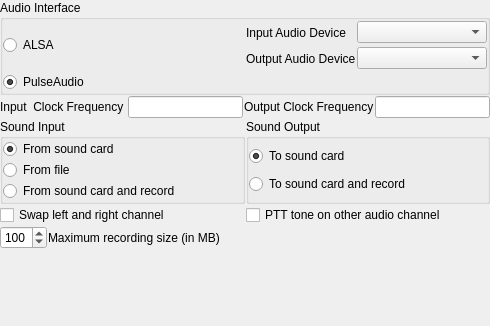
First picture: the form in src/config/soundconfig.ui, repository ON4QZ/QSSTV, before the edit.
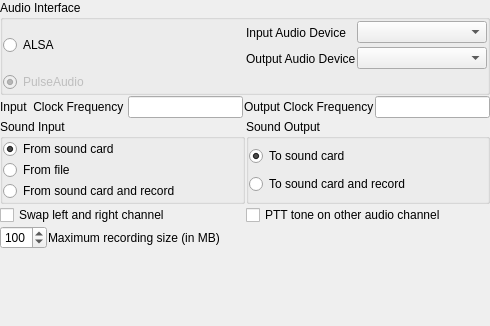
Second picture: the form after the edit.

What changed in the file:
```diff
--- a/src/config/soundconfig.ui
+++ b/src/config/soundconfig.ui
@@ -120,6 +120,9 @@
       </item>
       <item>
        <widget class="QRadioButton" name="pulseRadioButton">
+        <property name="enabled">
+         <bool>false</bool>
+        </property>
         <property name="text">
          <string>PulseAudio</string>
         </property>
```
